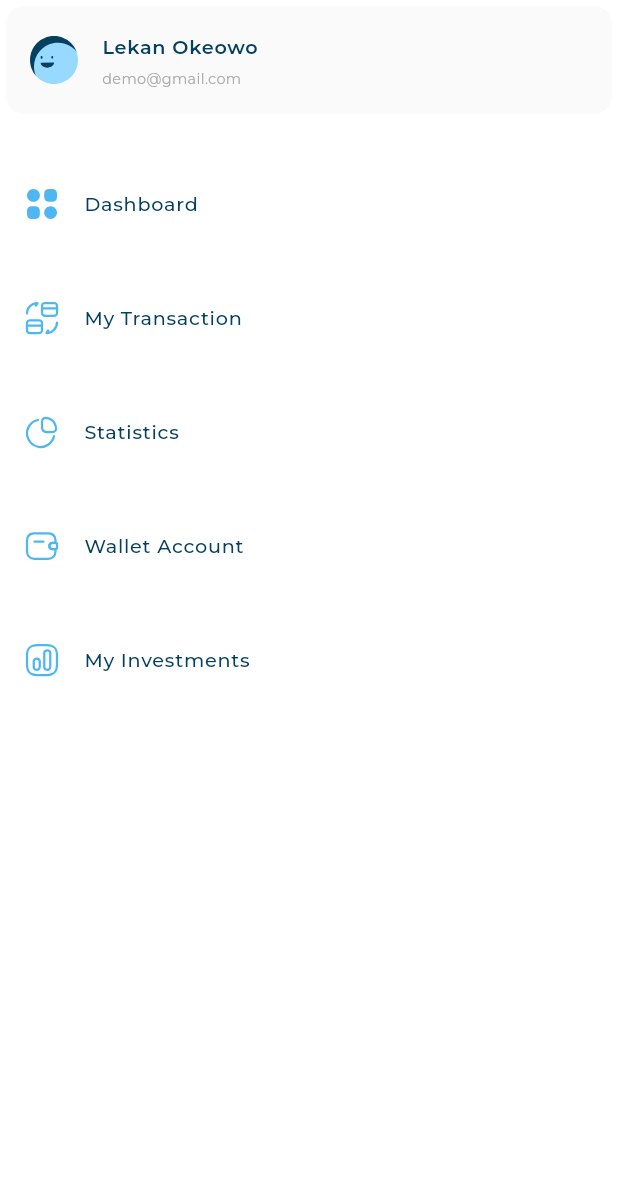
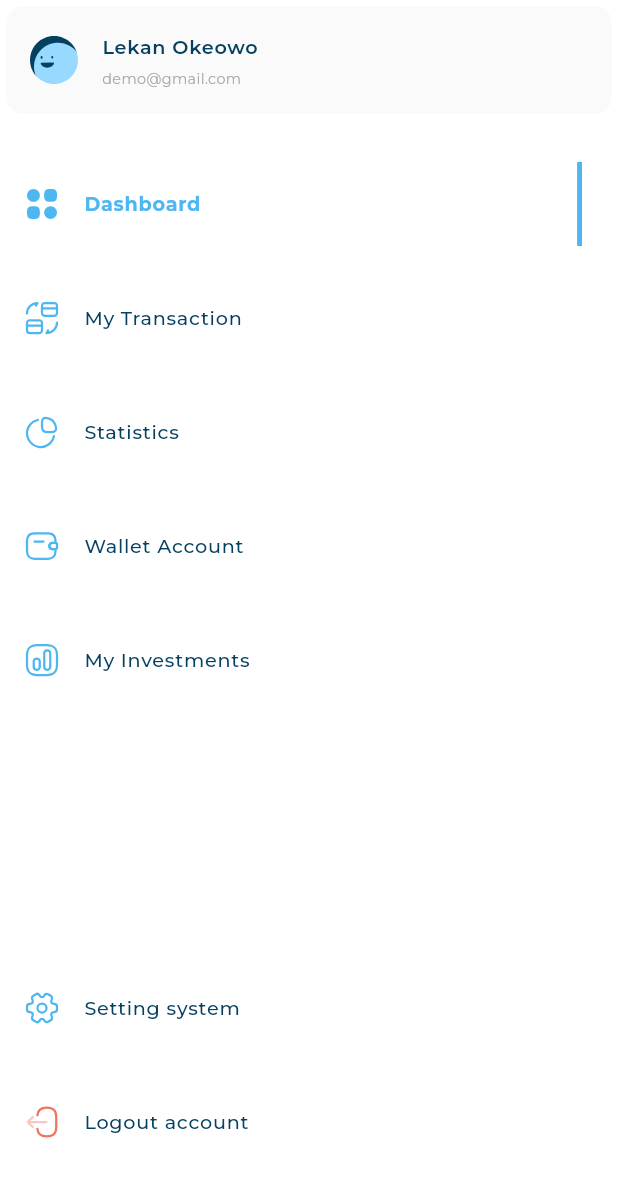
Before and after one commit to AhmedHussien249/responsive_dash_board, a Flutter app: the DashboardDesktopLayout screen opened directly, on a phone screen of 412 x 824 dp. Shown: the top 1177 px of the screen. Run offline on Flutter 3.47's test engine with Material 3 defaults, Android fonts, the phone set to English and light mode, and no system bars; our stand-ins replace flutter_svg; project files that could hold a hidden picture were left out.

Commit message:
custom drawer done

```diff
--- a/lib/views/dashboard_view.dart
+++ b/lib/views/dashboard_view.dart
@@ -1,7 +1,6 @@
 import 'package:flutter/material.dart';
 import 'package:responsive_dash_board/widgets/adaptiv_layout.dart';
-
-import '../widgets/dashboard_desktop_layout.dart';
+import 'package:responsive_dash_board/widgets/dashboard_desktop_layout.dart';
 
 class DashboardView extends StatelessWidget {
   const DashboardView({super.key});
--- /dev/null
+++ b/lib/widgets/active_and_in_active_drawer_item.dart
@@ -0,0 +1,49 @@
+import 'package:flutter/material.dart';
+import 'package:flutter_svg/svg.dart';
+
+import '../models/darwer_item_model.dart';
+import '../utils/app_styles.dart';
+
+class InActiveListTile extends StatelessWidget {
+  const InActiveListTile({
+    super.key,
+    required this.drawerItem,
+  });
+
+  final DarwerItemModel drawerItem;
+
+  @override
+  Widget build(BuildContext context) {
+    return ListTile(
+      leading: SvgPicture.asset(drawerItem.icon),
+      title: Text(
+        drawerItem.title,
+        style: AppStyles.styleMedium16(context),
+      ),
+    );
+  }
+}
+
+class ActiveListTile extends StatelessWidget {
+  const ActiveListTile({
+    super.key,
+    required this.drawerItem,
+  });
+
+  final DarwerItemModel drawerItem;
+
+  @override
+  Widget build(BuildContext context) {
+    return ListTile(
+      leading: SvgPicture.asset(drawerItem.icon),
+      title: Text(
+        drawerItem.title,
+        style: AppStyles.styleBold16(context),
+      ),
+      trailing: Container(
+        width: 3.27,
+        color: const Color(0xff4EB7F2),
+      ),
+    );
+  }
+}
--- a/lib/widgets/custom_drawer.dart
+++ b/lib/widgets/custom_drawer.dart
@@ -1,43 +1,55 @@
 import 'package:flutter/material.dart';
 import 'package:responsive_dash_board/models/darwer_item_model.dart';
 import 'package:responsive_dash_board/utils/app_images.dart';
-import 'package:responsive_dash_board/widgets/drawer_item.dart';
+import 'package:responsive_dash_board/widgets/active_and_in_active_drawer_item.dart';
+import 'package:responsive_dash_board/widgets/custom_drawer_list_view.dart';
 import 'package:responsive_dash_board/widgets/user_info_list_tile.dart';
 
 class CustomDrawer extends StatelessWidget {
   const CustomDrawer({super.key});
-  static const List<DarwerItemModel> items = [
-    DarwerItemModel(title: 'Dashboard', icon: Assets.imagesDashboard),
-    DarwerItemModel(title: 'My Transaction', icon: Assets.imagesMyTransctions),
-    DarwerItemModel(title: 'Statistics', icon: Assets.imagesStatistics),
-    DarwerItemModel(title: 'Wallet Account', icon: Assets.imagesWalletAccount),
-    DarwerItemModel(title: 'My Investments', icon: Assets.imagesMyInvestments),
-  ];
 
   @override
   Widget build(BuildContext context) {
     return Container(
       color: Colors.white,
-      child: Column(
-        children: [
-          const UserInfoListTile(
-              title: 'Lekan Okeowo',
-              subtitle: 'demo@gmail.com',
-              image: Assets.imagesAvatar3),
-          const SizedBox(
-            height: 8,
+      child: const CustomScrollView(
+        //! ml7oza lw est5dmt singlechiledscrollview mynf3sh ts5tmd expanded
+        slivers: [
+          SliverToBoxAdapter(
+            child: UserInfoListTile(
+                title: 'Lekan Okeowo',
+                subtitle: 'demo@gmail.com',
+                image: Assets.imagesAvatar3),
           ),
-          ListView.builder(
-            itemCount: items.length,
-            shrinkWrap: true,
-            physics: const NeverScrollableScrollPhysics(),
-            itemBuilder: (context, index) {
-              return Padding(
-                padding: const EdgeInsets.only(top: 20),
-                child: DrawerItem(drawerItem: items[index]),
-              );
-            },
-          )
+          SliverToBoxAdapter(
+            child: SizedBox(
+              height: 8,
+            ),
+          ),
+          CustomDrawerListView(),
+          SliverFillRemaining(
+            hasScrollBody: false,
+            child: Column(
+              children: [
+                Expanded(
+                    child: SizedBox(
+                  height: 20,
+                )),
+                InActiveListTile(
+                    drawerItem: DarwerItemModel(
+                        title: 'Setting system', icon: Assets.imagesSettings)),
+                SizedBox(
+                  height: 20,
+                ),
+                InActiveListTile(
+                    drawerItem: DarwerItemModel(
+                        title: 'Logout account', icon: Assets.imagesLogout)),
+                SizedBox(
+                  height: 48,
+                )
+              ],
+            ),
+          ),
         ],
       ),
     );
--- /dev/null
+++ b/lib/widgets/custom_drawer_list_view.dart
@@ -0,0 +1,51 @@
+import 'dart:developer';
+
+import 'package:flutter/material.dart';
+
+import '../models/darwer_item_model.dart';
+import '../utils/app_images.dart';
+import 'drawer_item.dart';
+
+class CustomDrawerListView extends StatefulWidget {
+  const CustomDrawerListView({super.key});
+
+  @override
+  State<CustomDrawerListView> createState() => _CustomDrawerListViewState();
+}
+
+class _CustomDrawerListViewState extends State<CustomDrawerListView> {
+  final List<DarwerItemModel> items = [
+    const DarwerItemModel(title: 'Dashboard', icon: Assets.imagesDashboard),
+    const DarwerItemModel(
+        title: 'My Transaction', icon: Assets.imagesMyTransctions),
+    const DarwerItemModel(title: 'Statistics', icon: Assets.imagesStatistics),
+    const DarwerItemModel(
+        title: 'Wallet Account', icon: Assets.imagesWalletAccount),
+    const DarwerItemModel(
+        title: 'My Investments', icon: Assets.imagesMyInvestments),
+  ];
+  int currentIndex = 0;
+  @override
+  Widget build(BuildContext context) {
+    return SliverList.builder(
+      itemCount: items.length,
+      itemBuilder: (context, index) {
+        return GestureDetector(
+          onTap: () {
+            if (index != currentIndex) {
+              setState(() {
+                currentIndex = index;
+                log(currentIndex.toString());
+              });
+            }
+          },
+          child: Padding(
+            padding: const EdgeInsets.only(top: 20),
+            child: DrawerItem(
+                drawerItem: items[index], isActive: currentIndex == index),
+          ),
+        );
+      },
+    );
+  }
+}
--- a/lib/widgets/drawer_item.dart
+++ b/lib/widgets/drawer_item.dart
@@ -1,20 +1,33 @@
 import 'package:flutter/material.dart';
-import 'package:flutter_svg/flutter_svg.dart';
 import 'package:responsive_dash_board/models/darwer_item_model.dart';
-import 'package:responsive_dash_board/utils/app_styles.dart';
+
+import 'active_and_in_active_drawer_item.dart';
 
 class DrawerItem extends StatelessWidget {
-  const DrawerItem({super.key, required this.drawerItem});
+  const DrawerItem(
+      {super.key, required this.drawerItem, required this.isActive});
   final DarwerItemModel drawerItem;
+  final bool isActive;
 
   @override
   Widget build(BuildContext context) {
-    return ListTile(
-      leading: SvgPicture.asset(drawerItem.icon),
-      title: Text(
-        drawerItem.title,
-        style: AppStyles.styleMedium16(context),
-      ),
-    );
+    // return AnimatedSwitcher(
+    //     duration: const Duration(milliseconds: 300),
+    //     transitionBuilder: (child, animation) => SlideTransition(
+    //           position: Tween<Offset>(
+    //             begin: const Offset(0, 0.3),
+    //             end: Offset.zero,
+    //           ).animate(animation),
+    //           child: FadeTransition(
+    //             opacity: animation,
+    //             child: ScaleTransition(scale: animation, child: child),
+    //           ),
+    //         ),
+    //     child:
+    return isActive
+        ? ActiveListTile(drawerItem: drawerItem)
+        : InActiveListTile(
+            drawerItem: drawerItem,
+          );
   }
 }
```
